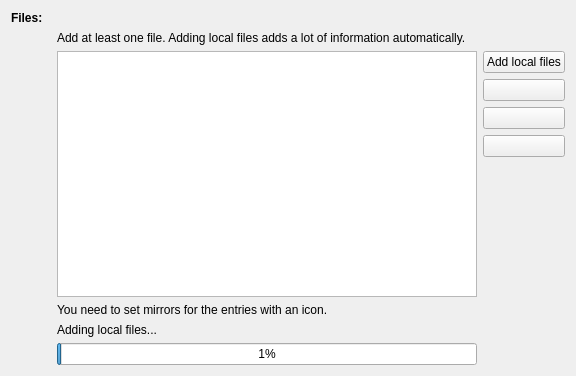
Old version of the form ui/metalinkcreator/files.ui in the repository KDE/kget.
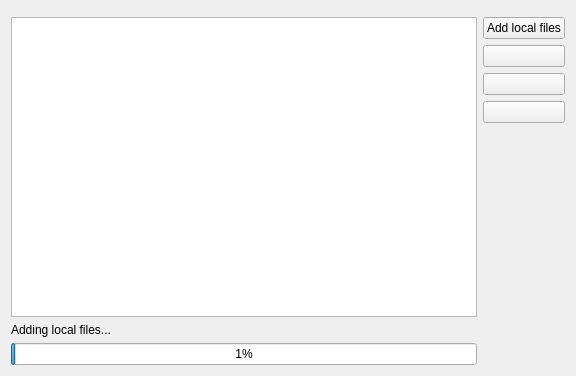
New version of the form. Custom widgets are drawn as their Qt base class.

Diff of the .ui file:
```diff
--- a/ui/metalinkcreator/files.ui
+++ b/ui/metalinkcreator/files.ui
@@ -11,43 +11,14 @@
    </rect>
   </property>
   <layout class="QGridLayout" name="gridLayout">
-   <item row="0" column="0" colspan="2">
-    <widget class="QLabel" name="label">
-     <property name="font">
-      <font>
-       <weight>75</weight>
-       <bold>true</bold>
-      </font>
-     </property>
-     <property name="text">
-      <string extracomment="Files as in files on a server">Files:</string>
-     </property>
-    </widget>
-   </item>
-   <item row="3" column="0">
-    <spacer name="horizontalSpacer">
-     <property name="orientation">
-      <enum>Qt::Horizontal</enum>
-     </property>
-     <property name="sizeType">
-      <enum>QSizePolicy::Fixed</enum>
-     </property>
-     <property name="sizeHint" stdset="0">
-      <size>
-       <width>40</width>
-       <height>20</height>
-      </size>
-     </property>
-    </spacer>
-   </item>
-   <item row="3" column="1">
+   <item row="2" column="0">
     <widget class="QListView" name="files">
      <property name="selectionMode">
       <enum>QAbstractItemView::ExtendedSelection</enum>
      </property>
     </widget>
    </item>
-   <item row="3" column="2">
+   <item row="2" column="1">
     <layout class="QVBoxLayout" name="verticalLayout">
      <item>
       <widget class="KPushButton" name="add_local_file">
@@ -80,17 +51,7 @@
      </item>
     </layout>
    </item>
-   <item row="1" column="1">
-    <widget class="QLabel" name="label_2">
-     <property name="text">
-      <string>Add at least one file. Adding local files adds a lot of information automatically.</string>
-     </property>
-     <property name="wordWrap">
-      <bool>true</bool>
-     </property>
-    </widget>
-   </item>
-   <item row="5" column="1">
+   <item row="3" column="0">
     <widget class="QWidget" name="dragDrop" native="true">
      <layout class="QVBoxLayout" name="verticalLayout_2">
       <property name="margin">
@@ -113,12 +74,8 @@
      </layout>
     </widget>
    </item>
-   <item row="4" column="1">
-    <widget class="QLabel" name="needUrl">
-     <property name="text">
-      <string>You need to set mirrors for the entries with an icon.</string>
-     </property>
-    </widget>
+   <item row="0" column="0" colspan="2">
+    <widget class="KMessageWidget" name="infoWidget" native="true"/>
    </item>
   </layout>
  </widget>
@@ -128,6 +85,12 @@
    <extends>QPushButton</extends>
    <header>kpushbutton.h</header>
   </customwidget>
+  <customwidget>
+   <class>KMessageWidget</class>
+   <extends>QWidget</extends>
+   <header location="global">KMessageWidget</header>
+   <container>1</container>
+  </customwidget>
  </customwidgets>
  <resources/>
  <connections/>
```
Left out of the diff: 3 changed lines with no effect on the pictures.
